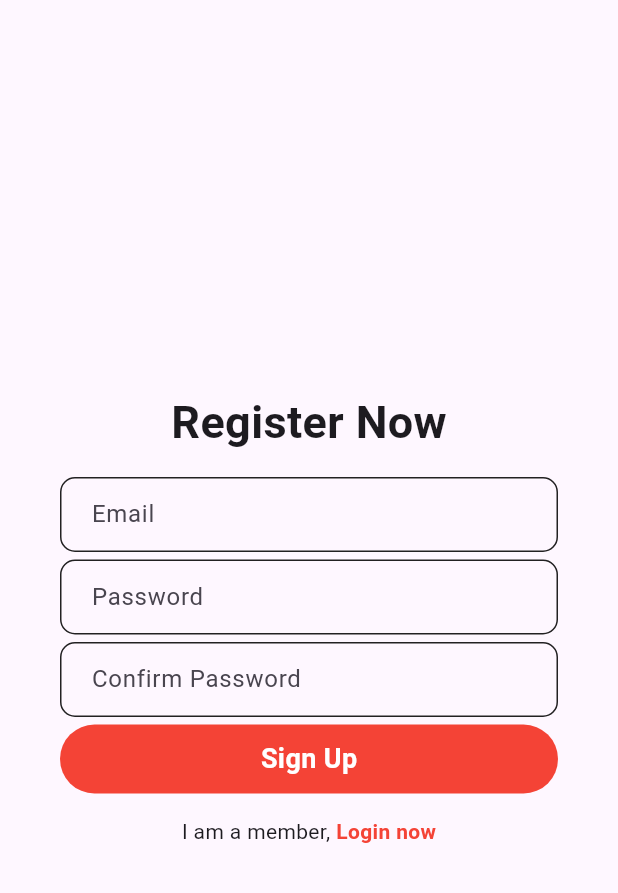
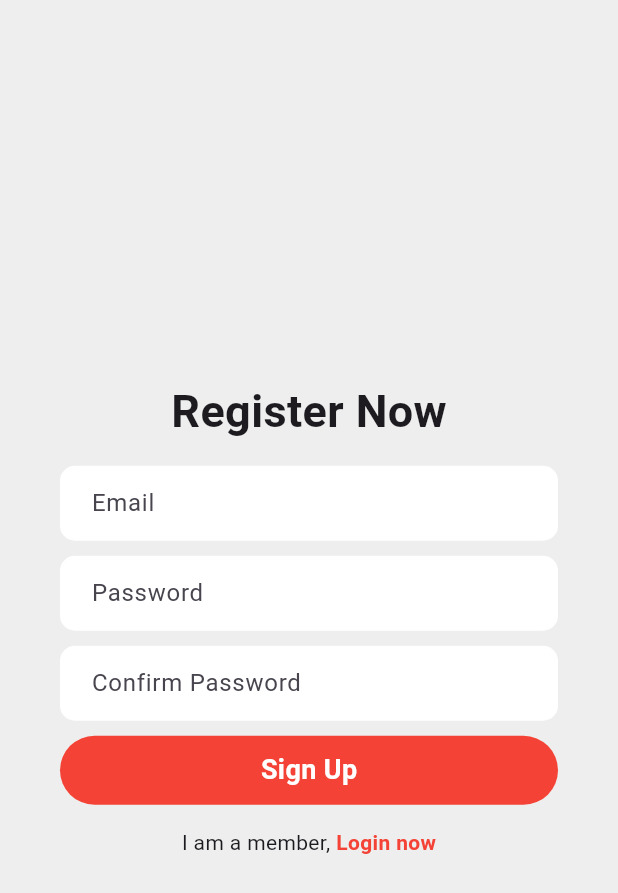
Before and after one commit to nourfahmy2003/Storelx, a Flutter app: the screen it shows after launch, after a tap on "Register now", on a phone screen of 412 x 824 dp. Shown: the top 893 px of the screen. Run offline on Flutter 3.47's test engine with Material 3 defaults, Android fonts, the light colour scheme and no system bars; our stand-ins replace firebase_auth, firebase_core; accounts and stored records are empty; network calls fail.

Commit message:
changed up some stuff in sign Up and forget pass

```diff
--- a/lib/Screens/sign in/up/Login.dart
+++ b/lib/Screens/sign in/up/Login.dart
@@ -1,5 +1,7 @@
 import 'package:firebase_auth/firebase_auth.dart';
+import 'package:flutter/foundation.dart';
 import 'package:flutter/material.dart';
+import 'package:storelx/Screens/sign%20in/up/ForgotPass.dart';
 // import 'package:storelx/Screens/Auth/Signup.dart';
 
 class LoginPage extends StatefulWidget {
@@ -27,7 +29,7 @@ class _LoginPageState extends State<LoginPage> {
 
   @override
   Widget build(BuildContext context) {
-    return Scaffold(
+    return Scaffold( backgroundColor: Colors.grey[200],
       body: Container(
         padding: EdgeInsets.all(20.0),
         child: Center(
@@ -46,32 +48,37 @@ class _LoginPageState extends State<LoginPage> {
 
             //Email text
             Padding(
+
               padding: const EdgeInsets.symmetric(horizontal: 20),
               child: Container(
                 decoration: BoxDecoration(
-                  border: Border.all(color: Colors.black87,),
+                  border: Border.all(color: Colors.white,),
                   borderRadius: BorderRadius.circular(10),
+                  color: Colors.white,
                 ),
-                child: Padding(padding: EdgeInsets.only(left: 20),
+                child: Padding(padding: EdgeInsets.only(left: 20)
+                ,
                 child: TextField(
                   controller: _emailController,
                   decoration: InputDecoration(
                     border: InputBorder.none,
                     hintText: 'Email',
+
                   ),
                   ),
                 ),
               ),
             ),
-            SizedBox(height: 5),
+            SizedBox(height: 10),
 
             //Password text
             Padding(
               padding: const EdgeInsets.symmetric(horizontal:20),
               child: Container(
                 decoration: BoxDecoration(
-                  border: Border.all(color: Colors.black87,),
+                  border: Border.all(color: Colors.white,),
                   borderRadius: BorderRadius.circular(10),
+                  color: Colors.white,
                 ),
                 child: Padding(padding: EdgeInsets.only(left: 20),
                 child: TextField(
@@ -85,8 +92,32 @@ class _LoginPageState extends State<LoginPage> {
                 ),
               ),
             ),
-            SizedBox(height: 5),
+            SizedBox(height: 10),
 
+            //Forgot Password button
+            Padding(
+              padding: const EdgeInsets.symmetric(horizontal: 25),
+              child: Row(
+                mainAxisAlignment: MainAxisAlignment.end,
+                children: [
+                  GestureDetector(
+                    onTap: (){
+                      Navigator.push(context,
+                      MaterialPageRoute(builder: (context){
+                        return forgotPassPage();
+                          }
+                        )
+                      );
+                    },
+                    child: Text('Forgot password?',
+                    style: TextStyle(color: Colors.blue[400],
+                    fontWeight: FontWeight.w600),
+                    ),
+                  ),
+                ],
+              ),
+            ),
+            SizedBox(height: 12),
             //sign In button
             Padding(
               padding: const EdgeInsets.symmetric(horizontal: 20),
--- a/lib/Screens/sign in/up/Signup.dart
+++ b/lib/Screens/sign in/up/Signup.dart
@@ -21,19 +21,53 @@ class _SignupPageState extends State<SignupPage> {
     _confirmPassController.dispose();
     super.dispose();
   }
-  Future signUp() async{
-     if (_confirmPassController.text.trim() == _passwordController.text.trim()){
-      await FirebaseAuth.instance.createUserWithEmailAndPassword
-      (email: _emailController.text.trim(),
-      password: _passwordController.text.trim());
-     }
+  Future signUp() async {
+  try {
+    if (_confirmPassController.text.trim() == _passwordController.text.trim()) {
+      await FirebaseAuth.instance.createUserWithEmailAndPassword(
+        email: _emailController.text.trim(),
+        password: _passwordController.text.trim(),
+      );
+    } else {
+      showDialog(
+        context: context,
+        builder: (context) {
+          return AlertDialog(
+            content: Text('Passwords do not match'),
+          );
+        },
+      );
+    }
+  } catch (e) {
+    // Check if the error is due to the email already being in use
+    if (e is FirebaseAuthException && e.code == 'email-already-in-use') {
+      showDialog(
+        context: context,
+        builder: (context) {
+          return AlertDialog(
+            content: Text('Email is already in use'),
+          );
+        },
+      );
+    } else {
+      // Handle other errors if needed
+      showDialog(
+        context: context,
+        builder: (context) {
+          return AlertDialog(
+            content: Text('An error occurred'),
+          );
+        },
+      );
+    }
+  }
+}
 
-  }
 
 
   @override
   Widget build(BuildContext context) {
-    return Scaffold(
+    return Scaffold( backgroundColor: Colors.grey[200],
       body: Container(
         padding: EdgeInsets.all(20.0),
         child: Center(
@@ -55,8 +89,9 @@ class _SignupPageState extends State<SignupPage> {
               padding: const EdgeInsets.symmetric(horizontal: 20),
               child: Container(
                 decoration: BoxDecoration(
-                  border: Border.all(color: Colors.black87,),
+                  border: Border.all(color: Colors.white,),
                   borderRadius: BorderRadius.circular(10),
+                  color: Colors.white,
                 ),
                 child: Padding(padding: EdgeInsets.only(left: 20),
                 child: TextField(
@@ -69,15 +104,16 @@ class _SignupPageState extends State<SignupPage> {
                 ),
               ),
             ),
-            SizedBox(height: 5),
+            SizedBox(height: 10),
 
             //Password text
             Padding(
               padding: const EdgeInsets.symmetric(horizontal:20),
               child: Container(
                 decoration: BoxDecoration(
-                  border: Border.all(color: Colors.black87,),
+                  border: Border.all(color: Colors.white,),
                   borderRadius: BorderRadius.circular(10),
+                  color: Colors.white,
                 ),
                 child: Padding(padding: EdgeInsets.only(left: 20),
                 child: TextField(
@@ -91,15 +127,16 @@ class _SignupPageState extends State<SignupPage> {
                 ),
               ),
             ),
-            SizedBox(height: 5),
+            SizedBox(height: 10),
 
             //Confirm Password text field
             Padding(
               padding: const EdgeInsets.symmetric(horizontal:20),
               child: Container(
                 decoration: BoxDecoration(
-                  border: Border.all(color: Colors.black87,),
+                  border: Border.all(color: Colors.white,),
                   borderRadius: BorderRadius.circular(10),
+                  color: Colors.white,
                 ),
                 child: Padding(padding: EdgeInsets.only(left: 20),
                 child: TextField(
@@ -113,7 +150,7 @@ class _SignupPageState extends State<SignupPage> {
                 ),
               ),
             ),
-            SizedBox(height: 5),
+            SizedBox(height: 10),
             //sign up button
             Padding(
               padding: const EdgeInsets.symmetric(horizontal: 20),
```
Also changed, not shown: lib/Screens/sign in/up/ForgotPass.dart (added, +88 -0 lines).
